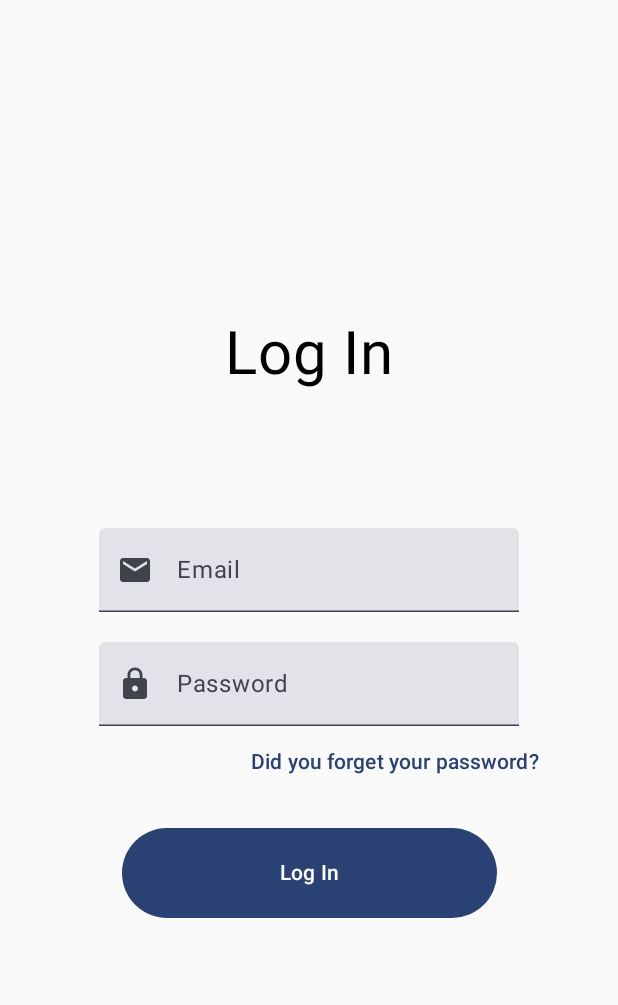
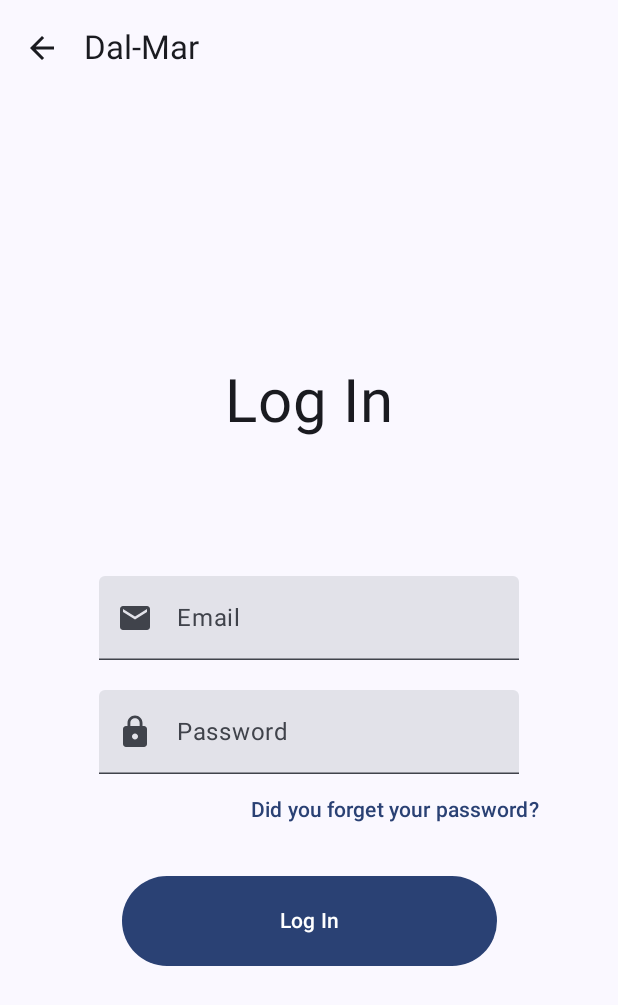
Before and after one commit to utakatalp/E-Commerce-Project, an Android app built with Jetpack Compose: the Login screen opened through its navigation route, on a phone screen of 412 x 824 dp. Shown: the top 1005 px of the screen. Run offline under Robolectric (Android 15) with nearby library versions, the phone set to English and light mode, and no system bars; pictures from the network do not load.

Commit message:
The topBar for Login and Register has been added using Scaffold

```diff
--- a/app/src/main/java/com/example/e_commerce_project/DalmarScreen.kt
+++ b/app/src/main/java/com/example/e_commerce_project/DalmarScreen.kt
@@ -15,11 +15,11 @@ import androidx.navigation.compose.composable
 import androidx.navigation.compose.rememberNavController
 import com.example.e_commerce_project.ui.screens.ForgotPasswordScreen
 import com.example.e_commerce_project.ui.screens.LoginScreen
-import com.example.e_commerce_project.ui.screens.RegisterAppBar
+
 import com.example.e_commerce_project.ui.screens.RegisterScreen
 import com.example.e_commerce_project.ui.screens.WelcomeScreen
 
-enum class DalmarScreen(){
+enum class DalmarScreen() {
     Welcome,
     Register,
     Login,
@@ -27,13 +27,11 @@ enum class DalmarScreen(){
 }
 
 
-// TOPBAR EKLENECEK HER SCREENE
+
 @Composable
 fun DalmarApp(
     navController: NavHostController = rememberNavController()
-){
-
-    var isWelcome by remember { mutableStateOf(false) }
+) {
 
 
     NavHost(
@@ -43,19 +41,21 @@ fun DalmarApp(
         ) {
         composable(route = DalmarScreen.Welcome.name) {
             WelcomeScreen(
-                    onRegisterButtonClicked = { navController.navigate(DalmarScreen.Register.name)},
-                    onLoginButtonClicked = {navController.navigate(DalmarScreen.Login.name)}
+                onRegisterButtonClicked = { navController.navigate(DalmarScreen.Register.name) },
+                onLoginButtonClicked = { navController.navigate(DalmarScreen.Login.name) }
             )
         }
         composable(route = DalmarScreen.Register.name) {
-                RegisterScreen()
+            RegisterScreen(onNavigateBackPressed = { navController.navigate(DalmarScreen.Welcome.name) })
         }
         composable(route = DalmarScreen.Login.name) {
-                LoginScreen(onForgotPasswordButtonClicked = { navController.navigate(DalmarScreen.ForgotPassword.name)})
+            LoginScreen(
+                onForgotPasswordButtonClicked = { navController.navigate(DalmarScreen.ForgotPassword.name) },
+                onNavigateBackPressed = { navController.navigate(DalmarScreen.Welcome.name) }
+            )
         }
         composable(route = DalmarScreen.ForgotPassword.name) {
-                ForgotPasswordScreen(onBackToLoginButtonClicked = { navController.navigate(
-                    DalmarScreen.Login.name)})
+            ForgotPasswordScreen(onBackToLoginButtonClicked = { navController.navigate(DalmarScreen.Login.name) })
         }
 
     }
--- a/app/src/main/java/com/example/e_commerce_project/ui/screens/ForgotPasswordScreen.kt
+++ b/app/src/main/java/com/example/e_commerce_project/ui/screens/ForgotPasswordScreen.kt
@@ -65,7 +65,7 @@ fun ForgotPasswordScreen(
         TextButton(
             onClick = onBackToLoginButtonClicked,
             modifier = Modifier
-                .padding(start = 25.dp ,end = 40.dp, bottom = 40.dp),
+                .padding(bottom = 40.dp),
 
             ) {
             Text("Back to login") // Biraz daha sağa kaydırılacak
--- a/app/src/main/java/com/example/e_commerce_project/ui/screens/LoginScreen.kt
+++ b/app/src/main/java/com/example/e_commerce_project/ui/screens/LoginScreen.kt
@@ -9,14 +9,19 @@ import androidx.compose.foundation.layout.padding
 import androidx.compose.foundation.layout.size
 import androidx.compose.foundation.layout.width
 import androidx.compose.material.icons.Icons
+import androidx.compose.material.icons.automirrored.filled.ArrowBack
 import androidx.compose.material.icons.filled.AccountCircle
 import androidx.compose.material.icons.filled.Email
 import androidx.compose.material.icons.filled.Lock
 import androidx.compose.material3.Button
+import androidx.compose.material3.ExperimentalMaterial3Api
 import androidx.compose.material3.Icon
+import androidx.compose.material3.IconButton
+import androidx.compose.material3.Scaffold
 import androidx.compose.material3.Text
 import androidx.compose.material3.TextButton
 import androidx.compose.material3.TextField
+import androidx.compose.material3.TopAppBar
 import androidx.compose.runtime.Composable
 import androidx.compose.runtime.getValue
 import androidx.compose.runtime.mutableStateOf
@@ -24,15 +29,18 @@ import androidx.compose.runtime.remember
 import androidx.compose.runtime.setValue
 import androidx.compose.ui.Alignment
 import androidx.compose.ui.Modifier
+import androidx.compose.ui.res.stringResource
 import androidx.compose.ui.tooling.preview.Preview
 import androidx.compose.ui.unit.dp
 import androidx.compose.ui.unit.sp
+import com.example.e_commerce_project.R
 
 
 @Preview
 @Composable
 fun LoginScreen(
-    onForgotPasswordButtonClicked: () -> Unit = {}
+    onForgotPasswordButtonClicked: () -> Unit = {},
+    onNavigateBackPressed: () -> Unit = { }
 ) {
 
     var password by remember { mutableStateOf("") }
@@ -41,8 +49,13 @@ fun LoginScreen(
 
 
 
+
+    Scaffold(topBar = { LoginTopBar(navigateUp = onNavigateBackPressed) })
+    { innerPadding ->
         Column(
-        modifier = Modifier.fillMaxSize(),
+            modifier = Modifier
+                .padding(innerPadding)
+                .fillMaxSize(),
             horizontalAlignment = Alignment.CenterHorizontally,
             verticalArrangement = Arrangement.Center
         ) {
@@ -71,7 +84,8 @@ fun LoginScreen(
             )
             TextButton(
                 onClick = onForgotPasswordButtonClicked,
-            Modifier.align(alignment = Alignment.End)
+                Modifier
+                    .align(alignment = Alignment.End)
                     .padding(end = 40.dp),
 
                 ) {
@@ -86,3 +100,24 @@ fun LoginScreen(
             }
         }
     }
+
+}
+@OptIn(ExperimentalMaterial3Api::class)
+@Composable
+fun LoginTopBar(
+    navigateUp: () -> Unit,
+    modifier: Modifier = Modifier
+) {
+    TopAppBar(
+        title = { Text(stringResource(id = R.string.app_name)) },
+        modifier = modifier,
+        navigationIcon = {
+            IconButton(onClick = navigateUp) {
+                Icon(
+                    imageVector = Icons.AutoMirrored.Filled.ArrowBack,
+                    contentDescription = "Back"
+                )
+            }
+        }
+    )
+}
```
Also changed, not shown: app/src/main/java/com/example/e_commerce_project/ui/screens/RegisterScreen.kt (+16 -6 lines). Lines whose indentation alone changed are shown as unchanged.
